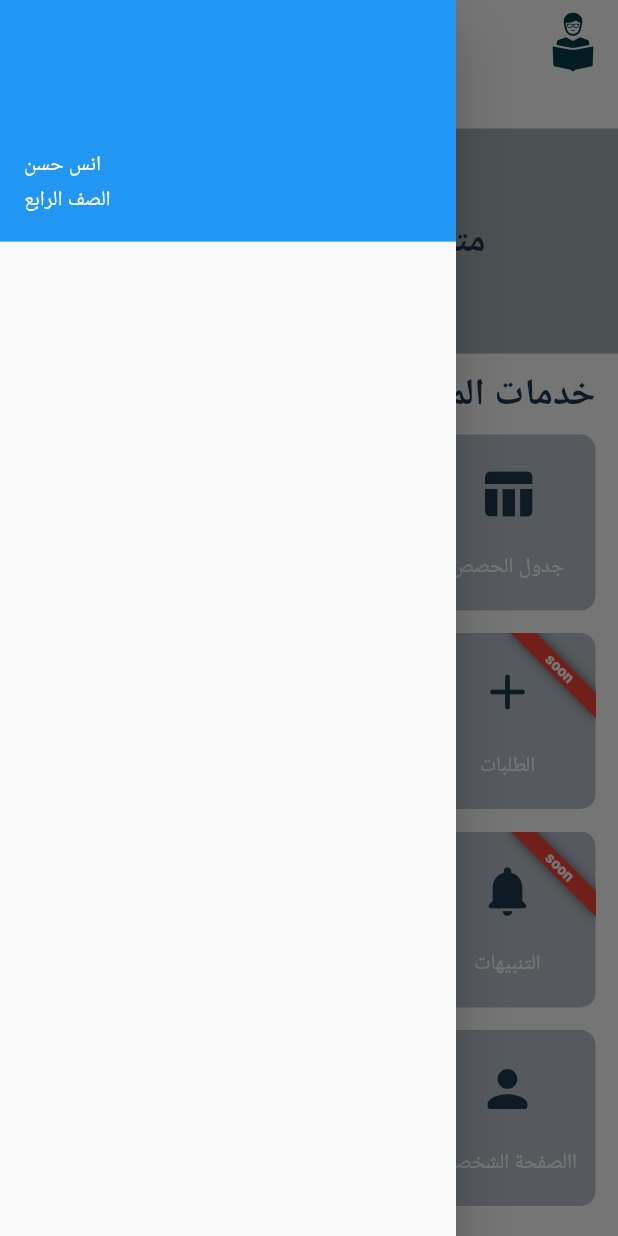
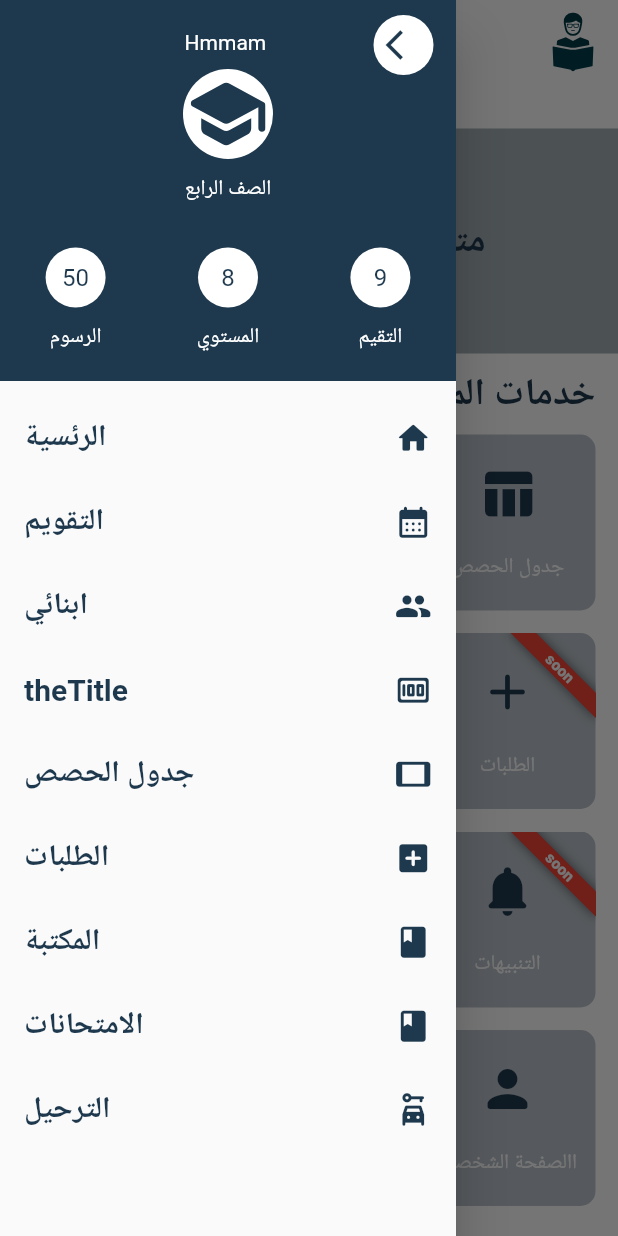
Before and after one commit to malouda0000/school-app, a Flutter app: the screen it shows after launch, scrolled down 576 dp, after a tap on the "menu" icon, on a phone screen of 412 x 824 dp. Run offline on Flutter 3.47's test engine with Material 2 defaults, Android fonts, the light colour scheme and no system bars; our stand-ins replace carousel_slider, flutter_svg, get, shared_preferences; Roboto replaces fonts that are missing (Cairo).

Commit message:
added beutifull custom drawer

```diff
--- a/lib/get_pages.dart
+++ b/lib/get_pages.dart
@@ -38,7 +38,7 @@ class AppRoute {
   static const String errorMessageScreen = '/errorMessageScreen';
 }
 
-class GetPages {
+class MyGetPages {
   // initaling app
   List<GetPage<dynamic>>? getpages = [
     GetPage(
--- a/lib/main.dart
+++ b/lib/main.dart
@@ -2,9 +2,12 @@ import 'package:dash_school/core/constants/app_colors.dart';
 import 'package:dash_school/core/constants/app_images.dart';
 import 'package:dash_school/core/constants/constans.dart';
 import 'package:dash_school/core/themes/my_themes.dart';
+import 'package:dash_school/get_pages.dart';
 import 'package:dash_school/view/screens/home/home_body.dart';
+import 'package:dash_school/view/widgets/drawer.dart';
 import 'package:flutter/material.dart';
 import 'package:flutter_svg/flutter_svg.dart';
+import 'package:get/get.dart';
 import 'package:shared_preferences/shared_preferences.dart';
 
 // SharedPreferences mySharedPrefes = SharedPreferences.getIn
@@ -17,11 +20,13 @@ class MyApp extends StatelessWidget {
 
   @override
   Widget build(BuildContext context) {
-    return MaterialApp(
+    return GetMaterialApp(
       debugShowCheckedModeBanner: false,
       title: 'مدرسة داش',
       theme: MyThemes.customLightTheme,
       // themeMode: ,
+      getPages: MyGetPages().getpages,
+
       home: const MainScreen(),
     );
   }
@@ -33,17 +38,9 @@ class MainScreen extends StatelessWidget {
   @override
   Widget build(BuildContext context) {
     return Scaffold(
-      drawer: Drawer(
+      drawer: const Drawer(
         child: SingleChildScrollView(
-          child: Column(children: const [
-            UserAccountsDrawerHeader(
-                accountName: Text(
-                  'انس حسن',
-                ),
-                accountEmail: Text(
-                  "الصف الرابع",
-                ))
-          ]),
+          child: DrawerBody(),
         ),
       ),
       appBar: AppBar(
--- /dev/null
+++ b/lib/view/widgets/drawer.dart
@@ -0,0 +1,245 @@
+import 'package:dash_school/core/constants/app_colors.dart';
+import 'package:dash_school/core/constants/app_images.dart';
+import 'package:dash_school/core/constants/constans.dart';
+import 'package:dash_school/get_pages.dart';
+import 'package:flutter/material.dart';
+import 'package:flutter_svg/flutter_svg.dart';
+import 'package:get/get.dart';
+
+class DrawerBody extends StatelessWidget {
+  const DrawerBody({
+    Key? key,
+  }) : super(key: key);
+
+  @override
+  Widget build(BuildContext context) {
+    return SingleChildScrollView(
+      child: Column(children: [
+        // UserAccountsDrawerHeader(
+        //     // decoration: Decoration(  ),
+
+        //     currentAccountPicture: CircleAvatar(
+        //       child: SvgPicture.asset(
+        //         AppImages.schoolWite,
+        //         height: 30,
+        //       ),
+        //     ),
+        //     accountName: const Text(
+        //       'انس حسن',
+        //     ),
+        //     accountEmail: const Text(
+        //       "الصف الرابع",
+        //     )),
+
+        Container(
+          // drawer header
+          decoration: const BoxDecoration(
+            color: AppColor.kPrimaryColor,
+          ),
+          // height: 200,
+          width: double.infinity,
+          child: SafeArea(
+            child: Column(
+              children: [
+                emptySpace,
+                Stack(children: [
+                  Center(
+                    child: Column(
+                      // mainAxisAlignment: MainAxisAlignment.center,
+                      crossAxisAlignment: CrossAxisAlignment.center,
+                      children: [
+                        emptySpace,
+                        const Text(
+                          AppConstants.userName,
+                        ),
+                        emptySpace,
+                        CircleAvatar(
+                          radius: 30,
+                          backgroundColor:
+                              Theme.of(context).scaffoldBackgroundColor,
+                          child: Padding(
+                            padding: const EdgeInsets.all(
+                              5,
+                            ),
+                            child: SvgPicture.asset(
+                              AppImages.schoolWite,
+                              height: 50,
+                              color: AppColor.kPrimaryColor,
+                            ),
+                          ),
+                        ),
+                        emptySpace,
+                        const Text('الصف الرابع'),
+                      ],
+                    ),
+                  ),
+                  Container(
+                    margin: const EdgeInsets.symmetric(
+                      horizontal: theDefaultPadding,
+                    ),
+                    alignment: Alignment.topRight,
+                    child: CircleAvatar(
+                      backgroundColor:
+                          Theme.of(context).scaffoldBackgroundColor,
+                      child: IconButton(
+                        icon: const Icon(
+                          Icons.arrow_back_ios,
+                          color: AppColor.kPrimaryColor,
+                        ),
+                        onPressed: () {
+                          Get.back();
+                        },
+                      ),
+                    ),
+                  ),
+                ]),
+                emptySpace,
+                emptySpace,
+                emptySpace,
+                const _PrefInfoRow(),
+                emptySpace,
+                emptySpace,
+                // _DrawerList(),
+              ],
+            ),
+          ),
+        ),
+
+        emptySpace,
+
+        _DrawerList(),
+      ]),
+    );
+  }
+}
+
+class _PrefInfoRow extends StatelessWidget {
+  const _PrefInfoRow();
+
+  @override
+  Widget build(BuildContext context) {
+    return Row(
+      mainAxisAlignment: MainAxisAlignment.spaceAround,
+      children: const [
+        _InfoIcon(theRatingNo: '50', theRatingName: 'الرسوم'),
+        _InfoIcon(theRatingNo: '8', theRatingName: 'المستوي'),
+        _InfoIcon(theRatingNo: '9', theRatingName: 'التقيم'),
+      ],
+    );
+  }
+}
+
+class _InfoIcon extends StatelessWidget {
+  final String theRatingNo, theRatingName;
+  const _InfoIcon(
+      {super.key, required this.theRatingNo, required this.theRatingName});
+
+  @override
+  Widget build(BuildContext context) {
+    return Column(
+      children: [
+        CircleAvatar(
+          backgroundColor: Theme.of(context).scaffoldBackgroundColor,
+          child: Text(
+            theRatingNo,
+            style: TextStyle(
+              color: AppColor.kPrimaryColor,
+            ),
+          ),
+        ),
+        emptySpace,
+        Text(
+          theRatingName,
+        ),
+      ],
+    );
+  }
+}
+
+class _DrawerList extends StatelessWidget {
+  const _DrawerList({super.key});
+
+  @override
+  Widget build(BuildContext context) {
+    return Column(
+      children: [
+        _DrawerListTile(
+          theTitle: 'الرئسية',
+          theIcon: Icons.home_rounded,
+          ontap: () => Get.toNamed(AppRoute.underDevelopmentScreen),
+        ),
+        _DrawerListTile(
+          theTitle: 'التقويم',
+          theIcon: Icons.calendar_month_rounded,
+          ontap: () => Get.toNamed(AppRoute.underDevelopmentScreen),
+        ),
+        _DrawerListTile(
+          theTitle: 'ابنائي',
+          theIcon: Icons.people_rounded,
+          ontap: () => Get.toNamed(AppRoute.underDevelopmentScreen),
+        ),
+        _DrawerListTile(
+          theTitle: 'theTitle',
+          theIcon: Icons.money_rounded,
+          ontap: () => Get.toNamed(AppRoute.underDevelopmentScreen),
+        ),
+        _DrawerListTile(
+          theTitle: 'جدول الحصص',
+          theIcon: Icons.tablet_rounded,
+          ontap: () => Get.toNamed(AppRoute.underDevelopmentScreen),
+        ),
+        _DrawerListTile(
+          theTitle: 'الطلبات',
+          theIcon: Icons.add_box_rounded,
+          ontap: () => Get.toNamed(AppRoute.underDevelopmentScreen),
+        ),
+        _DrawerListTile(
+          theTitle: 'المكتبة',
+          theIcon: Icons.book_rounded,
+          ontap: () => Get.toNamed(AppRoute.underDevelopmentScreen),
+        ),
+        _DrawerListTile(
+          theTitle: 'الامتحانات',
+          theIcon: Icons.book_rounded,
+          ontap: () => Get.toNamed(AppRoute.underDevelopmentScreen),
+        ),
+        _DrawerListTile(
+          theTitle: 'الترحيل',
+          theIcon: Icons.car_rental_rounded,
+          ontap: () => Get.toNamed(AppRoute.underDevelopmentScreen),
+        ),
+      ],
+    );
+  }
+}
+
+class _DrawerListTile extends StatelessWidget {
+  final String theTitle;
+  final IconData theIcon;
+  final void Function()? ontap;
+  const _DrawerListTile(
+      {super.key,
+      required this.theTitle,
+      required this.theIcon,
+      required this.ontap});
+
+  @override
+  Widget build(BuildContext context) {
+    return ListTile(
+      onTap: ontap,
+      title: Text(
+        theTitle,
+        style: const TextStyle(
+          color: AppColor.kPrimaryColor,
+          fontSize: 20,
+          fontWeight: FontWeight.bold,
+        ),
+      ),
+      trailing: Icon(
+        theIcon,
+        size: 25,
+        color: AppColor.kPrimaryColor,
+      ),
+    );
+  }
+}
```
